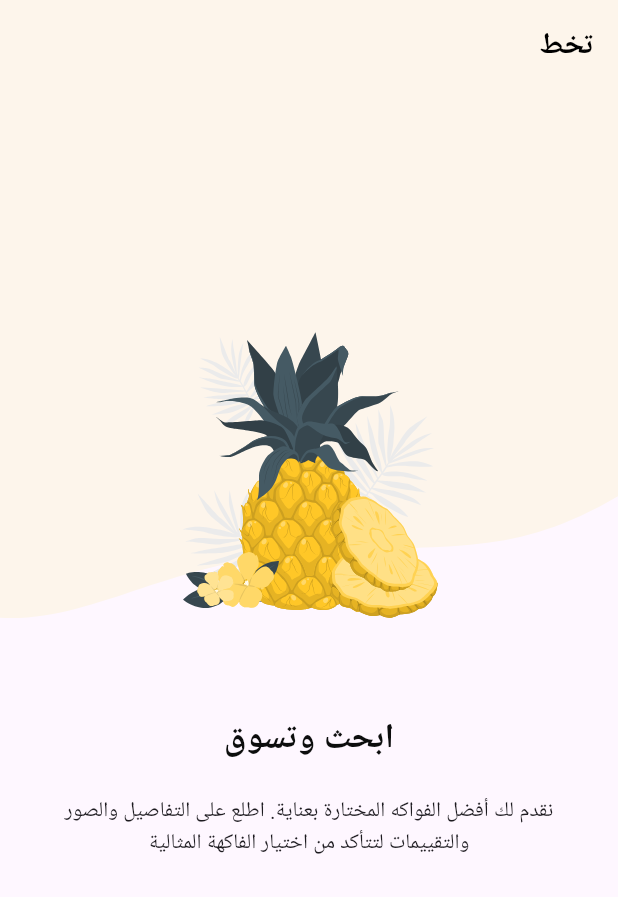
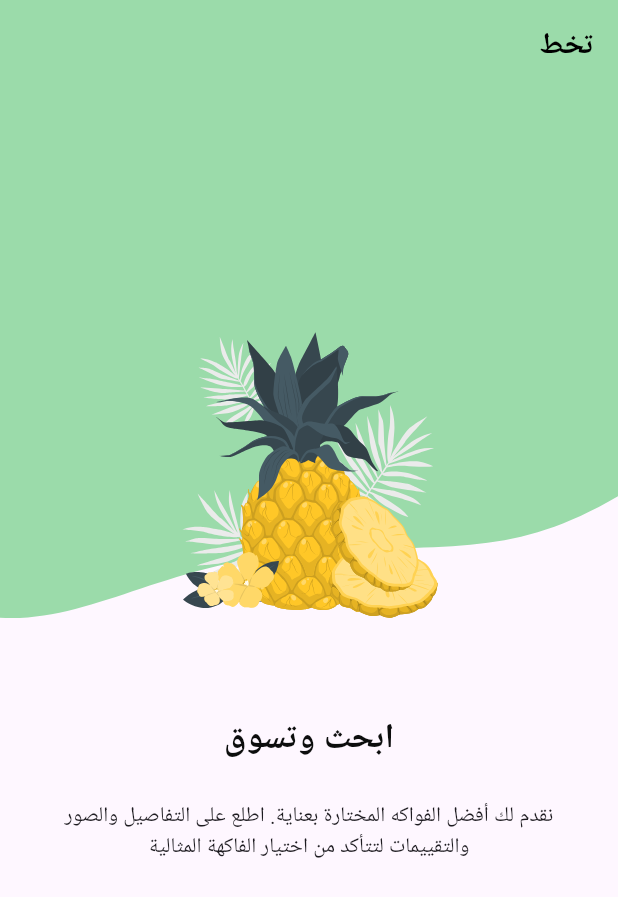
Before and after one commit to abotarek74/e_commerce, a Flutter app: the screen it shows after launch, swiped to page 2, on a phone screen of 412 x 824 dp. Shown: the top 897 px of the screen. Run offline on Flutter 3.47's test engine with Material 3 defaults, Android fonts, the phone set to English and light mode, and no system bars; our stand-ins replace flutter_svg; Roboto replaces fonts that are missing (Cairo).

Commit message:
add some edits

```diff
--- a/lib/features/on_boarding/presentaion/views/widgets/one_boarding_page_view.dart
+++ b/lib/features/on_boarding/presentaion/views/widgets/one_boarding_page_view.dart
@@ -11,20 +11,21 @@ class OneBoardingPageView extends StatelessWidget {
       children: [
         PageViewItem(
           image: Assets.imagesPageViewItemImage1,
-          backgroundimage: Assets.imagesPageViewItemImage1,
+          backgroundImage: Assets.imagesPageViewitem1Backgroundimage,
           subTitle:
-              " اكتشف تجربة تسوق فريدة مع FruitHUB. استكشف مجموعتنا الواسعة من الفواكه الطازجة الممتازة واحصل على أفضل العروض والجودة العالية.",
+              "اكتشف تجربة تسوق فريدة مع FruitHUB. استكشف مجموعتنا الواسعة من الفواكه الطازجة الممتازة واحصل على أفضل العروض والجودة العالية.",
           title: Row(
             mainAxisAlignment: MainAxisAlignment.center,
-            children: [Text('مرحبًا بك في '), Text('Fruit'), Text('HUB')],
+            children: const [Text('مرحبًا بك في '), Text('Fruit'), Text('HUB')],
           ),
         ),
+
         PageViewItem(
           image: Assets.imagesPageViewItemImage2,
-          backgroundimage: Assets.imagesPageViewItemImage2,
+          backgroundImage: Assets.imagesPageViewItemBackground2,
           subTitle:
-              'نقدم لك أفضل الفواكه المختارة بعناية. اطلع على التفاصيل والصور والتقييمات لتتأكد من اختيار الفاكهة المثالية',
-          title: Text(
+              "نقدم لك أفضل الفواكه المختارة بعناية. اطلع على التفاصيل والصور والتقييمات لتتأكد من اختيار الفاكهة المثالية",
+          title: const Text(
             'ابحث وتسوق',
             textAlign: TextAlign.center,
             style: TextStyle(
@@ -32,7 +33,6 @@ class OneBoardingPageView extends StatelessWidget {
               fontSize: 23,
               fontFamily: 'Cairo',
               fontWeight: FontWeight.w700,
-              height: 0,
             ),
           ),
         ),
--- a/lib/features/on_boarding/presentaion/views/widgets/page_view_item.dart
+++ b/lib/features/on_boarding/presentaion/views/widgets/page_view_item.dart
@@ -1,4 +1,3 @@
-import 'package:e_commerce/core/utils/app_images.dart';
 import 'package:flutter/material.dart';
 import 'package:flutter_svg/flutter_svg.dart';
 
@@ -6,13 +5,16 @@ class PageViewItem extends StatelessWidget {
   const PageViewItem({
     super.key,
     required this.image,
-    required this.backgroundimage,
+    required this.backgroundImage,
     required this.subTitle,
     required this.title,
   });
-  final String image, backgroundimage;
+
+  final String image;
+  final String backgroundImage;
   final String subTitle;
   final Widget title;
+
   @override
   Widget build(BuildContext context) {
     return Column(
@@ -24,11 +26,9 @@ class PageViewItem extends StatelessWidget {
             clipBehavior: Clip.none,
             children: [
               Positioned.fill(
-                child: SvgPicture.asset(
-                  Assets.imagesPageViewitem1Backgroundimage,
-                  fit: BoxFit.fill,
-                ),
+                child: SvgPicture.asset(backgroundImage, fit: BoxFit.fill),
               ),
+
               Positioned(
                 bottom: 0,
                 left: 0,
@@ -39,14 +39,14 @@ class PageViewItem extends StatelessWidget {
                   child: SvgPicture.asset(image, fit: BoxFit.contain),
                 ),
               ),
-              Padding(
-                padding: const EdgeInsets.all(16),
+
+              const Padding(
+                padding: EdgeInsets.all(16),
                 child: Text(
                   'تخط',
                   style: TextStyle(
                     fontWeight: FontWeight.bold,
                     fontSize: 20,
-                    fontStyle: FontStyle.normal,
                     color: Colors.black,
                   ),
                 ),
@@ -54,9 +54,13 @@ class PageViewItem extends StatelessWidget {
             ],
           ),
         ),
-        SizedBox(height: 64),
+
+        const SizedBox(height: 64),
+
         title,
-        SizedBox(height: 24),
+
+        const SizedBox(height: 24),
+
         Padding(
           padding: const EdgeInsets.symmetric(horizontal: 16),
           child: Text(subTitle, textAlign: TextAlign.center),
```
Also changed, not shown: assets/images/back.svg, assets/images/page_view_item_background 2.svg.
